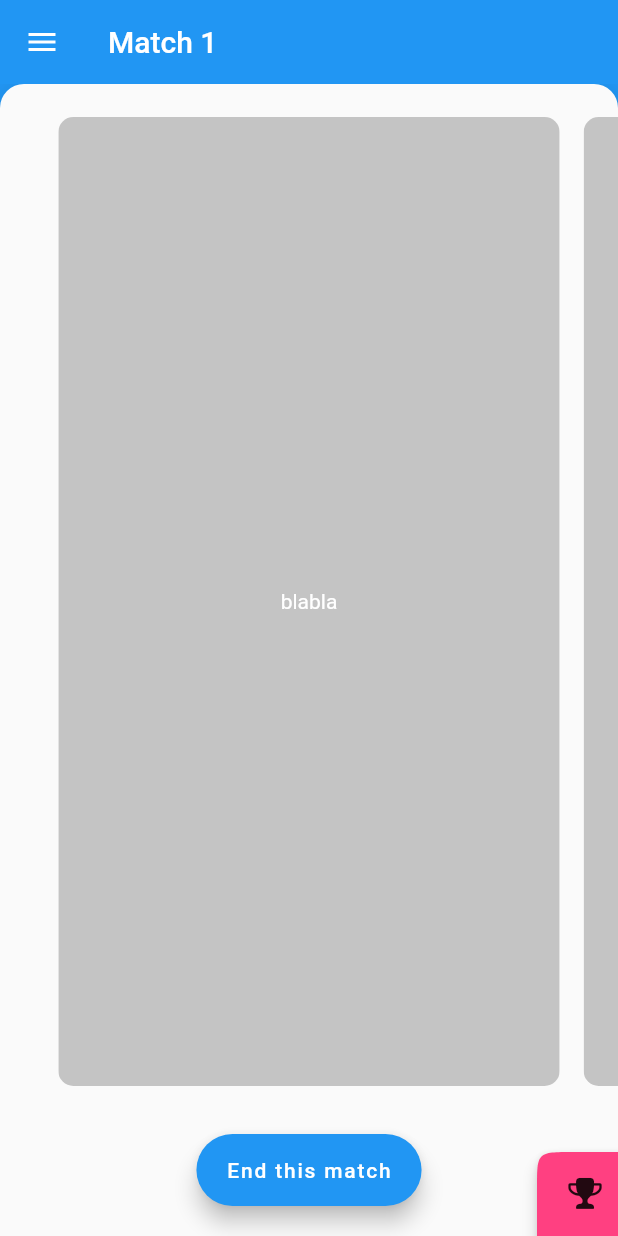
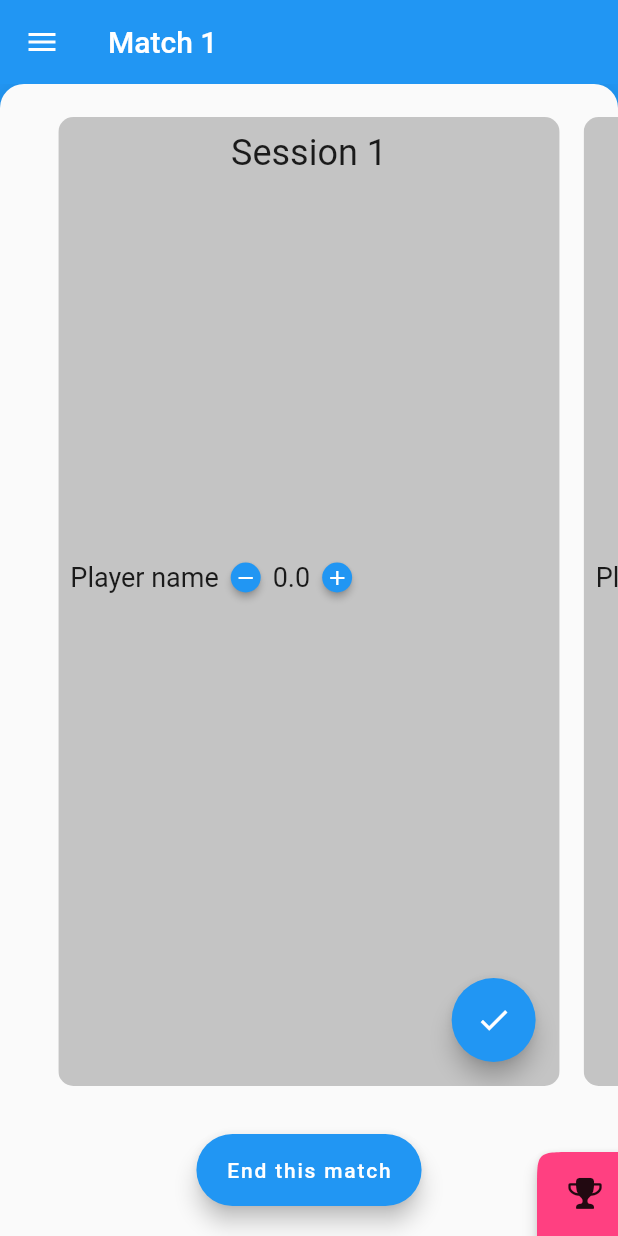
Before and after one commit to prof18/Friends-Tournament, a Flutter app: the MatchSetup screen opened directly, after a tap on the "done" icon, on a phone screen of 412 x 824 dp. Run offline on Flutter 3.47's test engine with Material 2 defaults, Android fonts, the light colour scheme and no system bars; our stand-ins replace flare_flutter, flutter_svg, rxdart, sqflite; accounts and stored records are empty; statements that could not run were skipped.

Commit message:
Add UI for sessions score

```diff
--- a/lib/src/ui/expanding_bottom_sheet.dart
+++ b/lib/src/ui/expanding_bottom_sheet.dart
@@ -1,4 +1,4 @@
-// Adapted from https://github.com/flutter/flutter/blob/master/examples/flutter_gallery/lib/demo/shrine/expanding_bottom_sheet.dart
+/// Adapted from https://github.com/flutter/flutter/blob/master/examples/flutter_gallery/lib/demo/shrine/expanding_bottom_sheet.dart
 
 import 'dart:async';
 
--- a/lib/src/ui/page_transformer.dart
+++ b/lib/src/ui/page_transformer.dart
@@ -1,7 +1,7 @@
+/// Adapted From https://github.com/urmilshroff/dashboard_reborn/blob/master/lib/utils/page_transformer.dart
+///
 import 'package:flutter/material.dart';
 import 'package:meta/meta.dart';
-
-/// From https://github.com/urmilshroff/dashboard_reborn/blob/master/lib/utils/page_transformer.dart
 
 /// A function that builds a [PageView] lazily.
 typedef PageView PageViewBuilder(
--- a/lib/src/views/session_item_widget.dart
+++ b/lib/src/views/session_item_widget.dart
@@ -1,6 +1,7 @@
 import 'package:flutter/material.dart';
 import 'package:friends_tournament/src/ui/page_transformer.dart';
 import 'package:friends_tournament/src/ui/utils.dart';
+import 'package:friends_tournament/src/views/session_player_tile.dart';
 
 class SessionItemWidget extends StatelessWidget {
   SessionItemWidget({
@@ -25,10 +26,41 @@ class SessionItemWidget extends StatelessWidget {
           color: hexToColor("#C4C4C4"),
           child: Container(
             child: Center(
-                child: Text(
-                  "blabla",
-                  style: TextStyle(color: Colors.white),
-                )),
+                child: Column(
+              children: <Widget>[
+                Padding(
+                  padding: const EdgeInsets.all(10.0),
+                  child: Text(
+                    "Session 1",
+                    style: TextStyle(
+                      fontSize: 24,
+                    ),
+                  ),
+                ),
+                Expanded(
+                  child: Container(
+                    child: SessionPlayerTile(
+                      playerName: "Player name",
+                      score: 0,
+                    ),
+                  ),
+                ),
+                Padding(
+                  padding:
+                      const EdgeInsets.only(bottom: 16.0, right: 16, top: 8.0),
+                  child: Container(
+                    alignment: Alignment.centerRight,
+                    child: FloatingActionButton(
+                      onPressed: () {
+                        // TODO
+                      },
+                      // TODO: change the icon to edit when click done
+                      child: Icon(Icons.done),
+                    ),
+                  ),
+                ),
+              ],
+            )),
           ),
         ),
       ),
--- /dev/null
+++ b/lib/src/views/session_player_tile.dart
@@ -0,0 +1,96 @@
+import 'package:flutter/material.dart';
+
+class SessionPlayerTile extends StatefulWidget {
+  // TODO: pass an object, not the simple string
+  final String playerName;
+  final double score;
+  final double step;
+
+  final double buttonSize = 20;
+  final double iconSize = 16;
+
+  SessionPlayerTile({this.playerName, this.score, this.step = 1});
+
+  @override
+  _SessionPlayerTileState createState() => _SessionPlayerTileState();
+}
+
+class _SessionPlayerTileState extends State<SessionPlayerTile> {
+  double _score;
+  double _step;
+
+  @override
+  void initState() {
+    super.initState();
+    setState(() {
+      this._score = widget.score;
+      this._step = widget.step;
+    });
+  }
+
+  @override
+  Widget build(BuildContext context) {
+    return Container(
+      child: Row(
+        children: <Widget>[
+          Padding(
+            padding: const EdgeInsets.all(8.0),
+            child: Text(
+              widget.playerName,
+              style: TextStyle(fontSize: 18),
+            ),
+          ),
+          Row(
+            children: <Widget>[
+              SizedBox(
+                width: widget.buttonSize,
+                height: widget.buttonSize,
+                child: FloatingActionButton(
+                  onPressed: _decrementScore,
+                  elevation: 2,
+                  child: Icon(
+                    Icons.remove,
+                    size: widget.iconSize,
+                  ),
+                ),
+              ),
+              Padding(
+                padding: const EdgeInsets.all(8.0),
+                child: Text(
+                  _score.toString(),
+                  style: TextStyle(fontSize: 18),
+                ),
+              ),
+              SizedBox(
+                width: widget.buttonSize,
+                height: widget.buttonSize,
+                child: FloatingActionButton(
+                  onPressed: _incrementScore,
+                  elevation: 2,
+                  child: Icon(
+                    Icons.add,
+                    size: widget.iconSize,
+                  ),
+                ),
+              ),
+            ],
+          )
+        ],
+      ),
+    );
+  }
+
+  _incrementScore() {
+    setState(() {
+      _score += _step;
+    });
+  }
+
+  _decrementScore() {
+    if (_score - _step >= 0) {
+      setState(() {
+        _score -= _step;
+      });
+    }
+  }
+}
```
